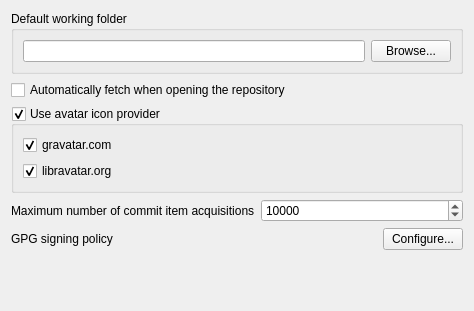
Old version of the form src/SettingBehaviorForm.ui in the repository soramimi/Guitar.
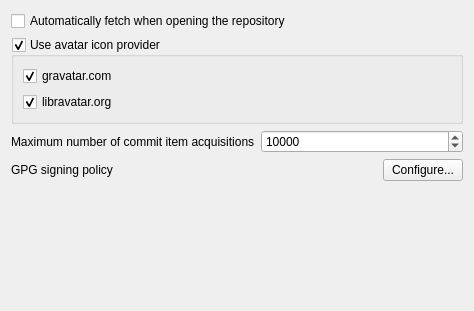
New version of the form.

What changed in the file:
```diff
--- a/src/SettingBehaviorForm.ui
+++ b/src/SettingBehaviorForm.ui
@@ -14,25 +14,6 @@
    <string>Behavior</string>
   </property>
   <layout class="QVBoxLayout" name="verticalLayout">
-   <item>
-    <widget class="QGroupBox" name="groupBox_2">
-     <property name="title">
-      <string>Default working folder</string>
-     </property>
-     <layout class="QHBoxLayout" name="horizontalLayout_3">
-      <item>
-       <widget class="QLineEdit" name="lineEdit_default_working_dir"/>
-      </item>
-      <item>
-       <widget class="QPushButton" name="pushButton_browse_default_working_dir">
-        <property name="text">
-         <string>Browse...</string>
-        </property>
-       </widget>
-      </item>
-     </layout>
-    </widget>
-   </item>
    <item>
     <widget class="QCheckBox" name="checkBox_auto_fetch">
      <property name="text">
```
Left out of the diff: 2 changed lines with no effect on the pictures.
